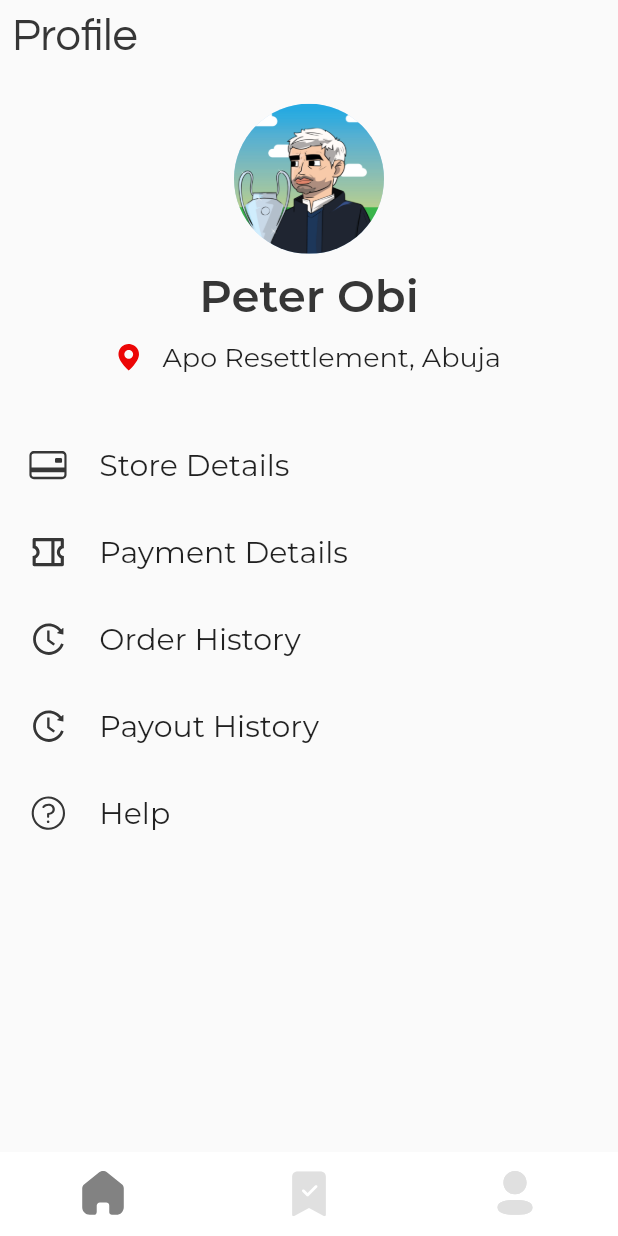
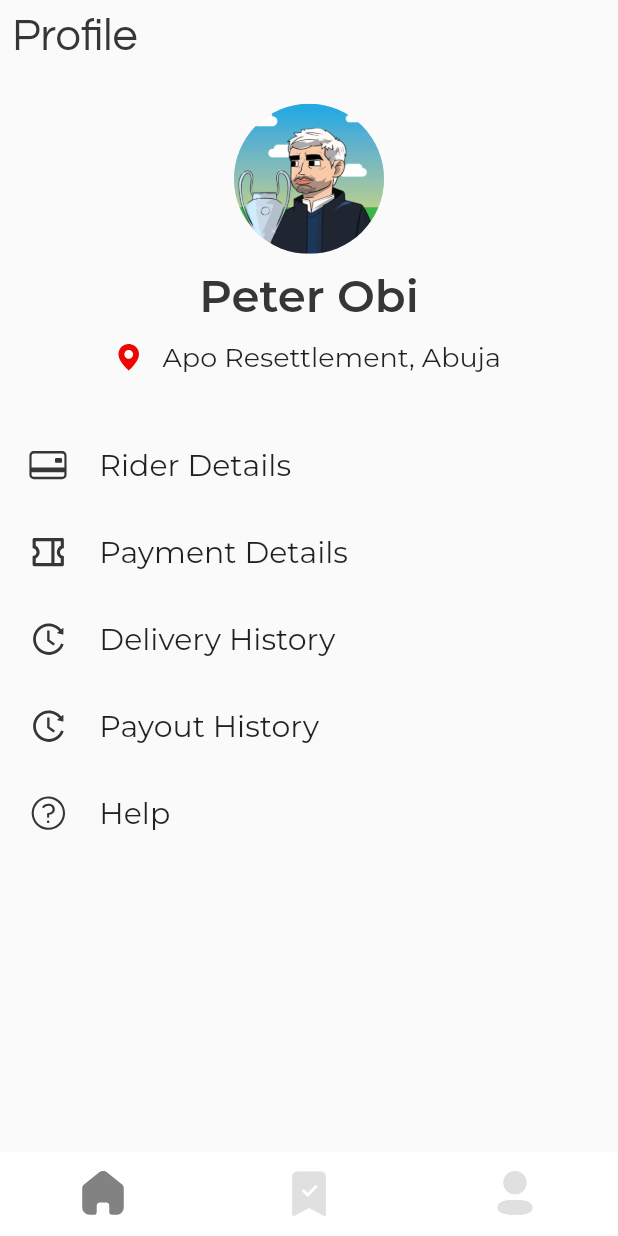
Before and after one commit to Ehiiz/chopwell_rider_application, a Flutter app: the screen it shows after launch, item 3 of the bottom bar chosen, on a phone screen of 412 x 824 dp. Run offline on Flutter 3.47's test engine with Material 2 defaults, Android fonts, the phone set to English and light mode, and no system bars; our stand-ins replace flutter_svg, sliding_sheet; project files that could hold a hidden picture were left out.

Commit message:
rider application first full commit

```diff
--- a/lib/Nav_Pages/profilePage.dart
+++ b/lib/Nav_Pages/profilePage.dart
@@ -102,12 +102,12 @@ class _MyProfilePageState extends State<MyProfilePage> {
                 ),
                 Column(
                   children: [
-                    ProfileButtons("assets/card.svg", "Store Details",
+                    ProfileButtons("assets/card.svg", "Rider Details",
                         BankWithdrawalDetailsPage()),
                     ProfileButtons("assets/coupon.svg", "Payment Details",
                         BankWithdrawalDetailsPage()),
-                    ProfileButtons("assets/order_history.svg", "Order History",
-                        OrderHistoryPage()),
+                    ProfileButtons("assets/order_history.svg",
+                        "Delivery History", OrderHistoryPage()),
                     ProfileButtons("assets/order_history.svg", "Payout History",
                         PayoutHistoryPage()),
                     ProfileButtons("assets/help.svg", "Help", FavouritePage())
--- a/lib/subPages/orderHistoryPage.dart
+++ b/lib/subPages/orderHistoryPage.dart
@@ -39,7 +39,7 @@ class OrderHistoryPage extends StatelessWidget {
         padding: EdgeInsets.symmetric(
             vertical: screenHeight * 0.01, horizontal: screenWidth * 0.02),
         child: ListView(children: [
-          Text('Order History',
+          Text('Delivery History',
               style: Theme.of(context).primaryTextTheme.titleLarge),
           SizedBox(height: 10),
           Row(
```
